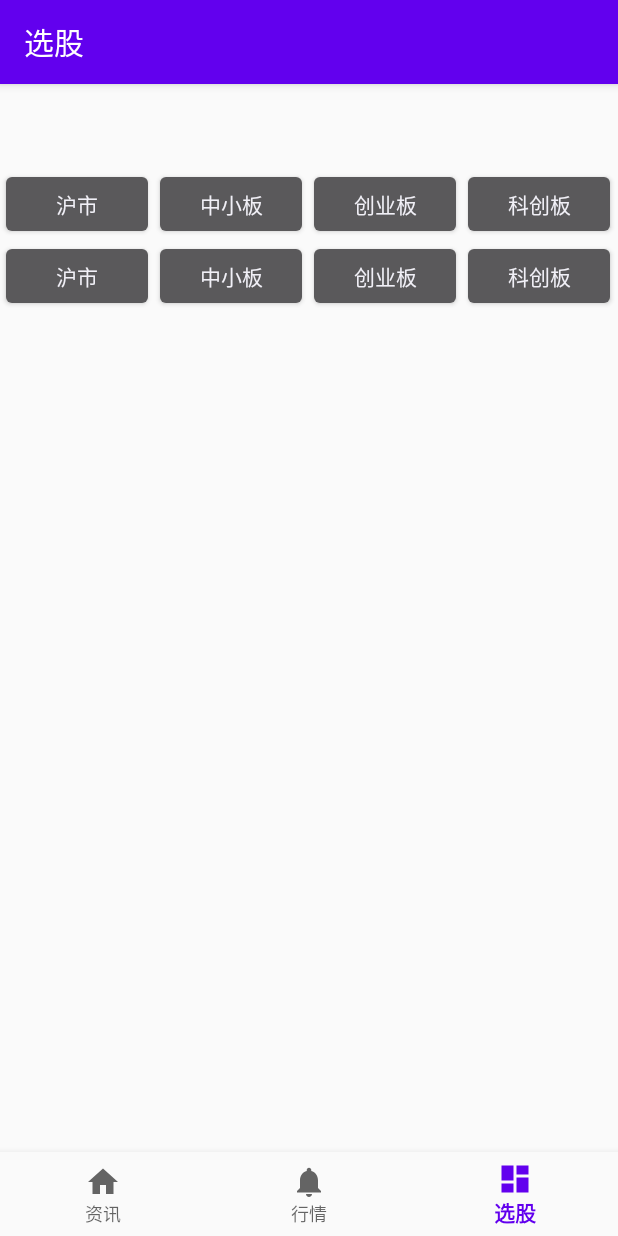
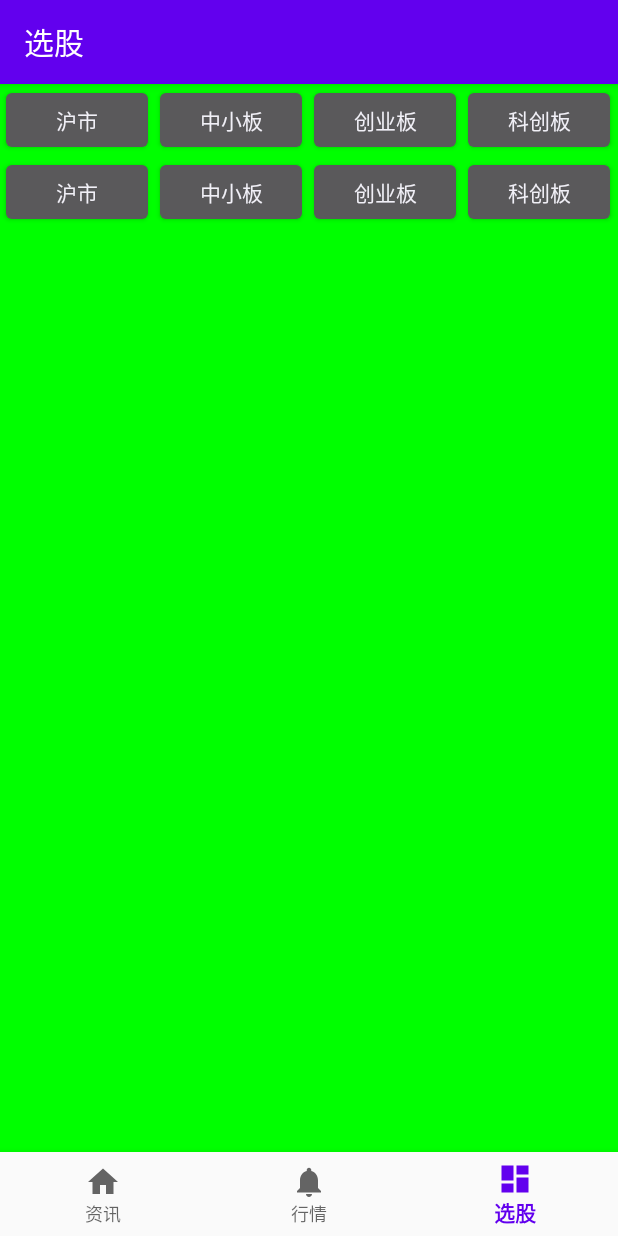
Before and after one commit to 2240831304/android, an Android app: the StockPickFrament screen opened through its navigation route, on a phone screen of 412 x 824 dp. Run offline under Robolectric (Android 15) with nearby library versions, the phone set to English and light mode, and no system bars; our stand-ins replace navigation-ui.

Commit message:
修改：     app/src/main/java/com/example/stock/ui/stockpick/StockPickAdapter.java 	修改：     app/src/main/java/com/example/stock/ui/stockpick/StockPickFrament.java 	修改：     app/src/main/res/layout/activity_main.xml 	修改：     app/src/main/res/layout/stockpick.xml 	修改：     app/src/main/res/layout/stockpickbutitem.xml

```diff
--- a/stock/app/src/main/java/com/example/stock/ui/stockpick/StockPickAdapter.java
+++ b/stock/app/src/main/java/com/example/stock/ui/stockpick/StockPickAdapter.java
@@ -27,14 +27,17 @@ public class StockPickAdapter extends BaseAdapter{
     public View getView(int position, View view, ViewGroup viewGroup) {
 
         if( view == null){
-            //Button nameBut = new Button(context);
-            //nameBut.setText(this.nameList[position]);
+            Button nameBut = new Button(context);
 
-            view = LayoutInflater.from(this.context).inflate(R.layout.stockpickbutitem,viewGroup,false);
-            this.button = (Button)view.findViewById(R.id.item_button);
-            this.button.setText(this.nameList[position]);
+            view = nameBut;
+
+            //view = LayoutInflater.from(this.context).inflate(R.layout.stockpickbutitem,viewGroup,false);
+            /*view.getLayoutParams().height = 100;
+            view.getLayoutParams().width = 100;*/
+            //this.button = (Button)view.findViewById(R.id.item_button);
+            //this.button.setText(this.nameList[position]);
         }
-
+        ((Button)view).setText(this.nameList[position]);
         return view;
     }
 
--- a/stock/app/src/main/java/com/example/stock/ui/stockpick/StockPickFrament.java
+++ b/stock/app/src/main/java/com/example/stock/ui/stockpick/StockPickFrament.java
@@ -5,8 +5,10 @@ import android.os.Bundle;
 import android.view.LayoutInflater;
 import android.view.View;
 import android.view.ViewGroup;
+import android.widget.AdapterView;
 import android.widget.Button;
 import android.widget.GridView;
+import android.widget.Toast;
 
 import androidx.annotation.NonNull;
 import androidx.annotation.Nullable;
@@ -35,6 +37,13 @@ public class StockPickFrament extends Fragment {
         stockPickAdapter = new StockPickAdapter(this.content,this.NameList);
         gridView.setAdapter(stockPickAdapter);
 
+        gridView.setOnItemClickListener(new AdapterView.OnItemClickListener() {
+            @Override
+            public void onItemClick(AdapterView<?> adapterView, View view, int i, long l) {
+                Toast.makeText(getActivity(), "position:"+i, Toast.LENGTH_SHORT).show();
+            }
+        });
+
         return root;
     }
 }
--- a/stock/app/src/main/res/layout/activity_main.xml
+++ b/stock/app/src/main/res/layout/activity_main.xml
@@ -3,8 +3,7 @@
     xmlns:app="http://schemas.android.com/apk/res-auto"
     android:id="@+id/container"
     android:layout_width="match_parent"
-    android:layout_height="match_parent"
-    android:paddingTop="?attr/actionBarSize">
+    android:layout_height="match_parent">
 
     <com.google.android.material.bottomnavigation.BottomNavigationView
         android:id="@+id/nav_view"
--- a/stock/app/src/main/res/layout/stockpick.xml
+++ b/stock/app/src/main/res/layout/stockpick.xml
@@ -2,9 +2,11 @@
 <LinearLayout xmlns:android="http://schemas.android.com/apk/res/android"
     android:layout_width="match_parent"
     android:layout_height="match_parent"
+    android:background="#ff0000"
     android:orientation="vertical">
 
     <GridView android:id="@+id/stockpick_gridview"
+        android:background="#00ff00"
         android:layout_width="fill_parent"
         android:layout_height="fill_parent"
         android:scrollbars="vertical"
```
Also changed, not shown: stock/app/src/main/res/layout/stockpickbutitem.xml (+5 -2 lines).
